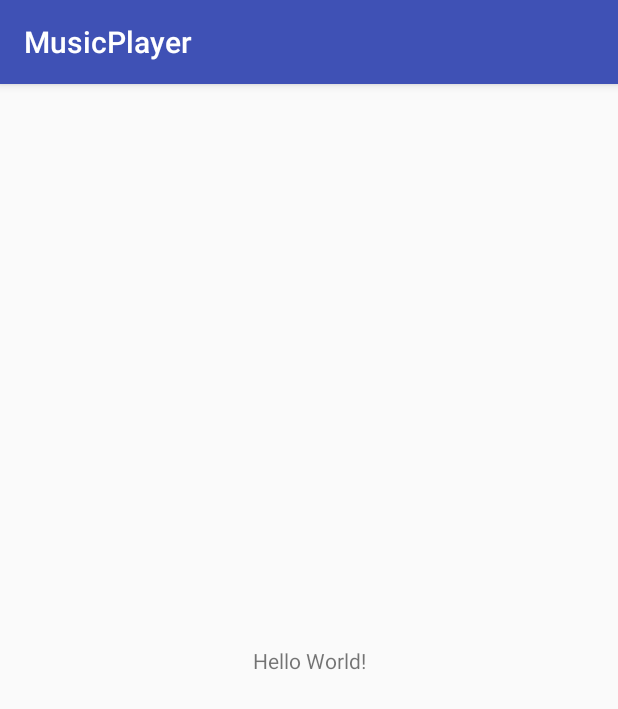
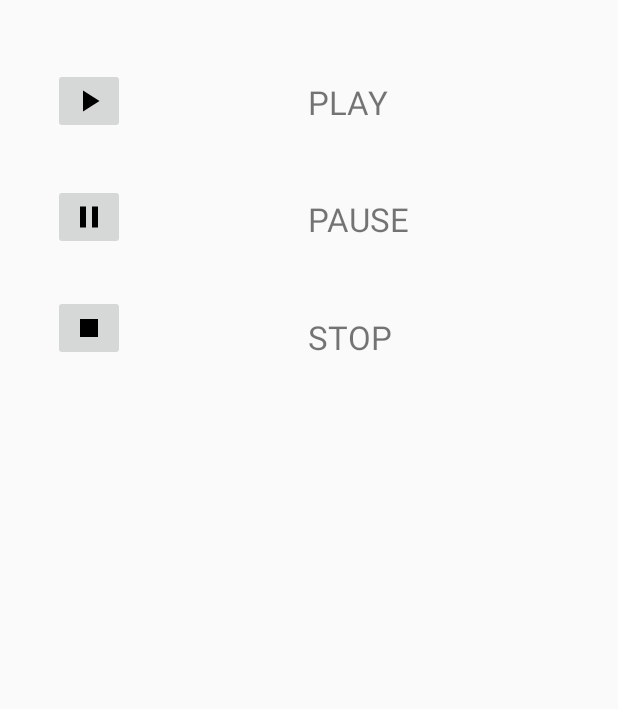
Before and after one commit to joicejessica/MusicPlayer, an Android app: the screen it shows after launch (MainActivity), on a phone screen of 412 x 824 dp. Shown: the top 709 px of the screen. Run offline under Robolectric (Android 15) with nearby library versions, the phone set to English and light mode, and no system bars.

Commit message:
Play Music Application Done

```diff
--- a/app/src/main/java/id/sch/smktelkom_mlg/privateassignment/xirpl615/musicplayer/MainActivity.java
+++ b/app/src/main/java/id/sch/smktelkom_mlg/privateassignment/xirpl615/musicplayer/MainActivity.java
@@ -1,13 +1,112 @@
 package id.sch.smktelkom_mlg.privateassignment.xirpl615.musicplayer;
 
+import android.app.Activity;
+import android.media.MediaPlayer;
 import android.os.Bundle;
-import android.support.v7.app.AppCompatActivity;
+import android.support.v7.app.AlertDialog;
+import android.view.View;
+import android.widget.ImageButton;
 
-public class MainActivity extends AppCompatActivity {
+public class MainActivity extends Activity implements MediaPlayer.OnCompletionListener {
+    private ImageButton play, pause, stop;
+    private MediaPlayer mp;
 
     @Override
     protected void onCreate(Bundle savedInstanceState) {
         super.onCreate(savedInstanceState);
         setContentView(R.layout.activity_main);
+
+        play = (ImageButton) findViewById(R.id.imageButton2);
+        pause = (ImageButton) findViewById(R.id.imageButton3);
+        stop = (ImageButton) findViewById(R.id.imageButton4);
+
+        play.setOnClickListener(new View.OnClickListener() {
+            @Override
+            public void onClick(View view) {
+                play();
+            }
+        });
+
+        pause.setOnClickListener(new View.OnClickListener() {
+            @Override
+            public void onClick(View view) {
+                pause();
+            }
+        });
+
+        stop.setOnClickListener(new View.OnClickListener() {
+            @Override
+            public void onClick(View view) {
+                stop();
+            }
+        });
+        setup();
+    }
+
+    @Override
+    protected void onDestroy() {
+        super.onDestroy();
+        if (stop.isEnabled()) {
+            stop();
+        }
+    }
+
+    public void onCompletion(MediaPlayer mp) {
+        stop();
+    }
+
+    private void play() {
+        mp.start();
+        play.setEnabled(false);
+        pause.setEnabled(true);
+        stop.setEnabled(true);
+    }
+
+    private void stop() {
+        mp.stop();
+        pause.setEnabled(false);
+        stop.setEnabled(false);
+
+        try {
+            mp.prepare();
+            mp.seekTo(0);
+            play.setEnabled(true);
+        } catch (Throwable t) {
+            goBlooey(t);
+        }
+    }
+
+    private void pause() {
+        mp.pause();
+
+        play.setEnabled(true);
+        pause.setEnabled(false);
+        stop.setEnabled(true);
+    }
+
+    private void loadClip() {
+        try {
+            mp = MediaPlayer.create(this, R.raw.fallforyou);
+            mp.setOnCompletionListener(this);
+        } catch (Throwable t) {
+            goBlooey(t);
+        }
+    }
+
+    private void goBlooey(Throwable t) {
+        AlertDialog.Builder builder = new AlertDialog.Builder(this);
+
+        builder
+                .setTitle("Peringatan")
+                .setMessage(t.toString())
+                .setPositiveButton("OK", null)
+                .show();
+    }
+
+    private void setup() {
+        loadClip();
+        play.setEnabled(true);
+        pause.setEnabled(false);
+        stop.setEnabled(false);
     }
 }
--- /dev/null
+++ b/app/src/main/res/drawable/ic_pause_black_24dp.xml
@@ -0,0 +1,9 @@
+<vector xmlns:android="http://schemas.android.com/apk/res/android"
+    android:width="24dp"
+    android:height="24dp"
+    android:viewportHeight="24.0"
+    android:viewportWidth="24.0">
+    <path
+        android:fillColor="#FF000000"
+        android:pathData="M6,19h4L10,5L6,5v14zM14,5v14h4L18,5h-4z" />
+</vector>
--- /dev/null
+++ b/app/src/main/res/drawable/ic_play_arrow_black_24dp.xml
@@ -0,0 +1,9 @@
+<vector xmlns:android="http://schemas.android.com/apk/res/android"
+    android:width="24dp"
+    android:height="24dp"
+    android:viewportHeight="24.0"
+    android:viewportWidth="24.0">
+    <path
+        android:fillColor="#FF000000"
+        android:pathData="M8,5v14l11,-7z" />
+</vector>
--- /dev/null
+++ b/app/src/main/res/drawable/ic_stop_black_24dp.xml
@@ -0,0 +1,9 @@
+<vector xmlns:android="http://schemas.android.com/apk/res/android"
+    android:width="24dp"
+    android:height="24dp"
+    android:viewportHeight="24.0"
+    android:viewportWidth="24.0">
+    <path
+        android:fillColor="#FF000000"
+        android:pathData="M6,6h12v12H6z" />
+</vector>
--- a/app/src/main/res/layout/activity_main.xml
+++ b/app/src/main/res/layout/activity_main.xml
@@ -1,18 +1,80 @@
 <?xml version="1.0" encoding="utf-8"?>
-<android.support.constraint.ConstraintLayout xmlns:android="http://schemas.android.com/apk/res/android"
-    xmlns:app="http://schemas.android.com/apk/res-auto"
+<RelativeLayout xmlns:android="http://schemas.android.com/apk/res/android"
     xmlns:tools="http://schemas.android.com/tools"
     android:layout_width="match_parent"
     android:layout_height="match_parent"
+    android:paddingBottom="16dp"
+    android:paddingLeft="16dp"
+    android:paddingRight="16dp"
+    android:paddingTop="16dp"
     tools:context="id.sch.smktelkom_mlg.privateassignment.xirpl615.musicplayer.MainActivity">
 
-    <TextView
+
+    <ImageButton
+        android:id="@+id/imageButton2"
         android:layout_width="wrap_content"
         android:layout_height="wrap_content"
-        android:text="Hello World!"
-        app:layout_constraintBottom_toBottomOf="parent"
-        app:layout_constraintLeft_toLeftOf="parent"
-        app:layout_constraintRight_toRightOf="parent"
-        app:layout_constraintTop_toTopOf="parent" />
+        android:layout_alignParentLeft="true"
+        android:layout_alignParentStart="true"
+        android:layout_alignParentTop="true"
+        android:layout_marginLeft="19dp"
+        android:layout_marginStart="19dp"
+        android:layout_marginTop="29dp"
+        android:src="@drawable/ic_play_arrow_black_24dp" />
 
-</android.support.constraint.ConstraintLayout>
+    <ImageButton
+        android:id="@+id/imageButton3"
+        android:layout_width="wrap_content"
+        android:layout_height="wrap_content"
+        android:layout_alignLeft="@+id/imageButton2"
+        android:layout_alignStart="@+id/imageButton2"
+        android:layout_below="@+id/imageButton2"
+        android:layout_marginTop="33dp"
+        android:src="@drawable/ic_pause_black_24dp" />
+
+    <ImageButton
+        android:id="@+id/imageButton4"
+        android:layout_width="wrap_content"
+        android:layout_height="wrap_content"
+        android:layout_alignLeft="@+id/imageButton3"
+        android:layout_alignStart="@+id/imageButton3"
+        android:layout_below="@+id/imageButton3"
+        android:layout_marginTop="30dp"
+        android:src="@drawable/ic_stop_black_24dp" />
+
+    <TextView
+        android:id="@+id/textView"
+        android:layout_width="wrap_content"
+        android:layout_height="wrap_content"
+        android:layout_alignTop="@+id/imageButton2"
+        android:layout_marginLeft="122dp"
+        android:layout_marginStart="122dp"
+        android:layout_marginTop="8dp"
+        android:layout_toEndOf="@+id/imageButton2"
+        android:layout_toRightOf="@+id/imageButton2"
+        android:text="PLAY"
+        android:textSize="22dp" />
+
+    <TextView
+        android:id="@+id/textView2"
+        android:layout_width="wrap_content"
+        android:layout_height="wrap_content"
+        android:layout_above="@+id/imageButton4"
+        android:layout_alignLeft="@+id/textView"
+        android:layout_alignStart="@+id/textView"
+        android:layout_marginBottom="6dp"
+        android:text="PAUSE"
+        android:textSize="22dp" />
+
+    <TextView
+        android:id="@+id/textView4"
+        android:layout_width="wrap_content"
+        android:layout_height="wrap_content"
+        android:layout_alignLeft="@+id/textView2"
+        android:layout_alignStart="@+id/textView2"
+        android:layout_alignTop="@+id/imageButton4"
+        android:layout_marginTop="13dp"
+        android:text="STOP"
+        android:textSize="22dp" />
+
+</RelativeLayout>
```
Also changed, not shown: 1 other file.
